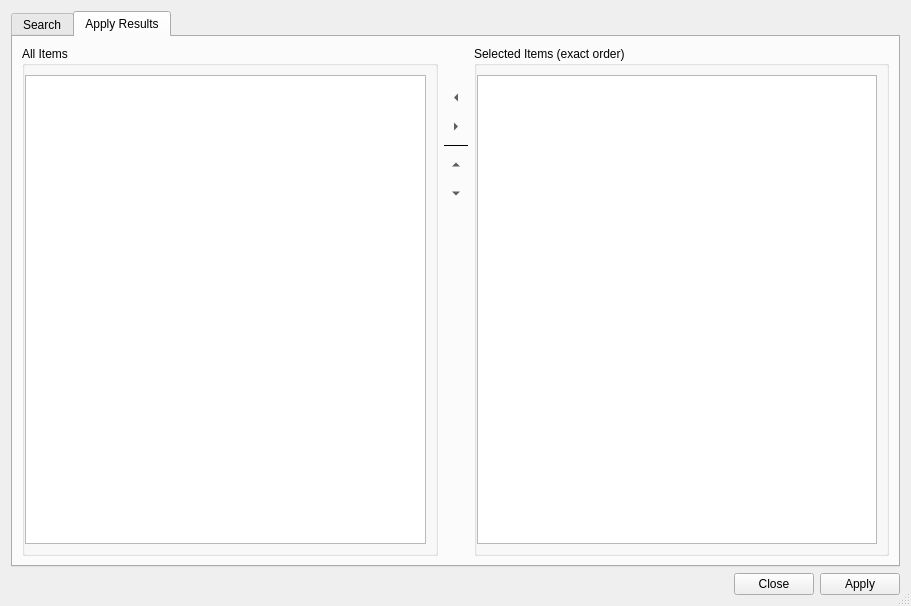
Before: the Qt Designer form ui/tagsearchdialog.ui in sjuvonen/coquillo, drawn with Qt 5.
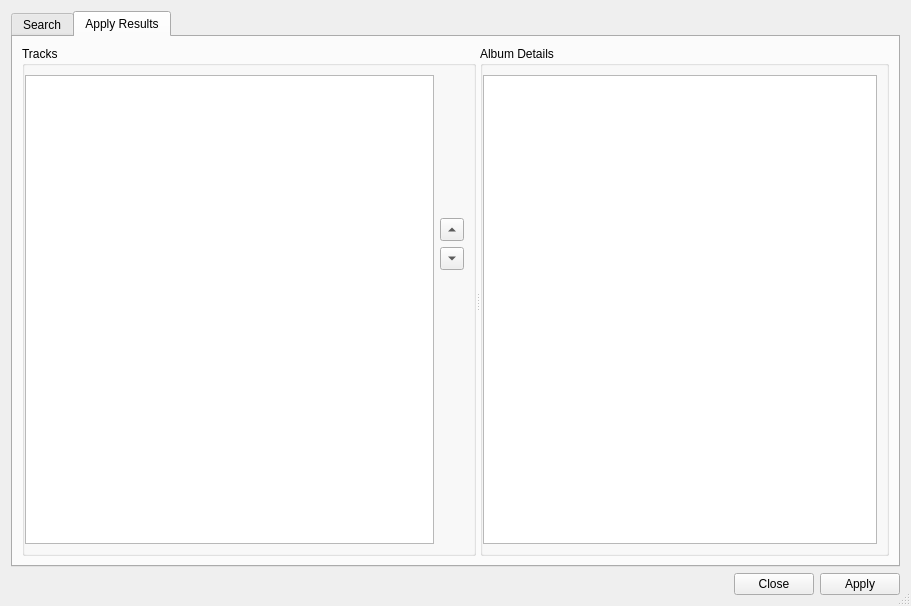
After: the same form once the commit is applied. The open tabs and pages were chosen to show the change.

Commit message: Rework tag search dialog

```diff
--- a/ui/tagsearchdialog.ui
+++ b/ui/tagsearchdialog.ui
@@ -251,138 +251,74 @@
       <attribute name="title">
        <string>Apply Results</string>
       </attribute>
-      <layout class="QHBoxLayout" name="horizontalLayout_4">
+      <layout class="QVBoxLayout" name="verticalLayout_6">
        <item>
+        <widget class="QSplitter" name="splitter_2">
+         <property name="orientation">
+          <enum>Qt::Horizontal</enum>
+         </property>
         <widget class="QGroupBox" name="groupBox_3">
          <property name="title">
-          <string>All Items</string>
-         </property>
-         <layout class="QVBoxLayout" name="verticalLayout_4">
+           <string>Tracks</string>
+          </property>
+          <layout class="QGridLayout" name="gridLayout_2">
           <property name="leftMargin">
            <number>0</number>
           </property>
-          <item>
-           <widget class="QListView" name="source">
-            <property name="editTriggers">
-             <set>QAbstractItemView::NoEditTriggers</set>
-            </property>
-            <property name="dragEnabled">
-             <bool>true</bool>
-            </property>
-            <property name="dragDropMode">
-             <enum>QAbstractItemView::DragDrop</enum>
-            </property>
-            <property name="defaultDropAction">
-             <enum>Qt::MoveAction</enum>
-            </property>
-            <property name="selectionMode">
-             <enum>QAbstractItemView::ExtendedSelection</enum>
-            </property>
-            <property name="selectionBehavior">
-             <enum>QAbstractItemView::SelectRows</enum>
-            </property>
-            <property name="uniformItemSizes">
-             <bool>true</bool>
-            </property>
-           </widget>
-          </item>
-         </layout>
-        </widget>
-       </item>
-       <item>
-        <layout class="QVBoxLayout" name="verticalLayout_5">
-         <item>
-          <spacer name="verticalSpacer_3">
+           <item row="0" column="1">
+            <spacer name="verticalSpacer_2">
+             <property name="orientation">
+              <enum>Qt::Vertical</enum>
+             </property>
+             <property name="sizeHint" stdset="0">
+              <size>
+               <width>20</width>
+               <height>124</height>
+              </size>
+             </property>
+            </spacer>
+           </item>
+           <item row="4" column="1">
+            <spacer name="verticalSpacer">
            <property name="orientation">
             <enum>Qt::Vertical</enum>
            </property>
-           <property name="sizeType">
-            <enum>QSizePolicy::Fixed</enum>
-           </property>
            <property name="sizeHint" stdset="0">
             <size>
              <width>20</width>
-             <height>40</height>
+               <height>124</height>
             </size>
            </property>
           </spacer>
          </item>
-         <item>
-          <widget class="QToolButton" name="buttonUnselect">
+           <item row="1" column="1">
+            <widget class="QToolButton" name="buttonUp">
            <property name="toolTip">
             <string>Unselect item</string>
            </property>
            <property name="text">
-            <string>...</string>
-           </property>
-           <property name="autoRaise">
-            <bool>true</bool>
-           </property>
-           <property name="arrowType">
-            <enum>Qt::LeftArrow</enum>
-           </property>
-          </widget>
-         </item>
-         <item>
-          <widget class="QToolButton" name="buttonSelect">
-           <property name="toolTip">
-            <string>Select item</string>
-           </property>
-           <property name="text">
-            <string>...</string>
-           </property>
-           <property name="autoRaise">
-            <bool>true</bool>
-           </property>
-           <property name="arrowType">
-            <enum>Qt::RightArrow</enum>
-           </property>
-          </widget>
-         </item>
-         <item>
-          <widget class="Line" name="line_4">
-           <property name="frameShadow">
-            <enum>QFrame::Plain</enum>
-           </property>
-           <property name="orientation">
-            <enum>Qt::Horizontal</enum>
-           </property>
-          </widget>
-         </item>
-         <item>
-          <widget class="QToolButton" name="buttonMoveUp">
-           <property name="toolTip">
-            <string>Move up in order</string>
-           </property>
-           <property name="text">
-            <string>...</string>
-           </property>
-           <property name="autoRaise">
-            <bool>true</bool>
+              <string>Move up</string>
            </property>
            <property name="arrowType">
             <enum>Qt::UpArrow</enum>
            </property>
           </widget>
          </item>
-         <item>
-          <widget class="QToolButton" name="buttonMoveDown">
+           <item row="2" column="1">
+            <widget class="QToolButton" name="buttonDown">
            <property name="toolTip">
             <string>Move down in order</string>
            </property>
            <property name="text">
-            <string>...</string>
-           </property>
-           <property name="autoRaise">
-            <bool>true</bool>
+              <string>Move down</string>
            </property>
            <property name="arrowType">
             <enum>Qt::DownArrow</enum>
            </property>
           </widget>
          </item>
-         <item>
-          <spacer name="verticalSpacer_4">
+           <item row="3" column="1">
+            <spacer name="verticalSpacer_3">
            <property name="orientation">
             <enum>Qt::Vertical</enum>
            </property>
@@ -394,19 +330,28 @@
            </property>
           </spacer>
          </item>
-        </layout>
-       </item>
-       <item>
+           <item row="0" column="0" rowspan="5">
+            <widget class="QTableView" name="listTracks">
+             <property name="editTriggers">
+              <set>QAbstractItemView::NoEditTriggers</set>
+             </property>
+             <property name="selectionBehavior">
+              <enum>QAbstractItemView::SelectRows</enum>
+             </property>
+            </widget>
+           </item>
+          </layout>
+         </widget>
         <widget class="QGroupBox" name="groupBox_4">
          <property name="title">
-          <string>Selected Items (exact order)</string>
-         </property>
-         <layout class="QVBoxLayout" name="verticalLayout_6">
+           <string>Album Details</string>
+          </property>
+          <layout class="QVBoxLayout" name="verticalLayout_5">
           <property name="leftMargin">
            <number>0</number>
           </property>
           <item>
-           <widget class="QTableView" name="selected">
+            <widget class="QTableView" name="listPreview">
             <property name="editTriggers">
              <set>QAbstractItemView::NoEditTriggers</set>
             </property>
@@ -425,15 +370,13 @@
             <property name="showGrid">
              <bool>false</bool>
             </property>
-            <attribute name="horizontalHeaderVisible">
-             <bool>false</bool>
-            </attribute>
             <attribute name="horizontalHeaderStretchLastSection">
              <bool>true</bool>
             </attribute>
            </widget>
           </item>
          </layout>
+         </widget>
         </widget>
        </item>
       </layout>
```
Left out of the diff: 144 changed lines with no effect on the pictures. Lines whose indentation alone changed are shown as unchanged. The commit also changes 7 other files.
